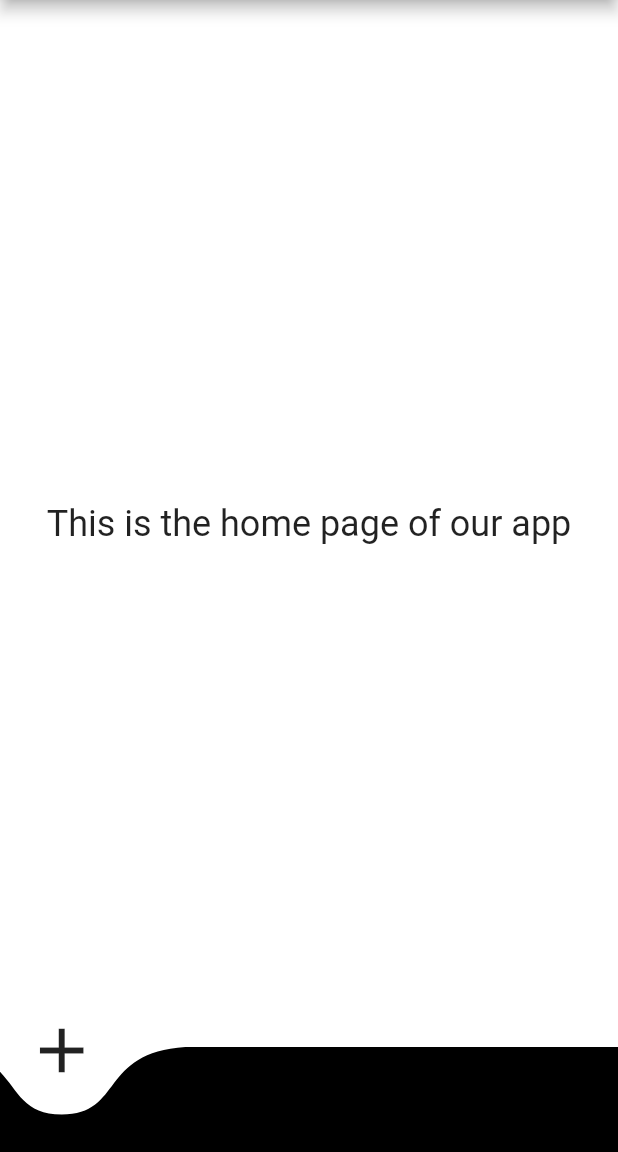
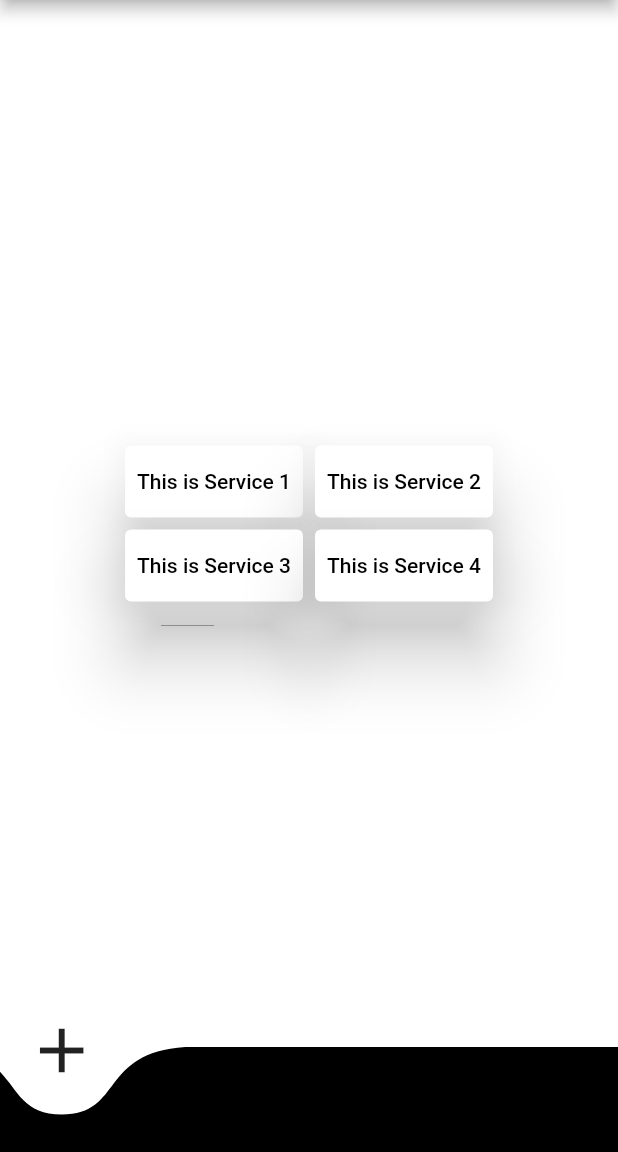
Before and after one commit to vedantpople4/essentialsapp, a Flutter app: the screen it shows after launch, on a phone screen of 412 x 824 dp, the part 84-1236 px from its top. Run offline on Flutter 3.47's test engine with Material 2 defaults, Android fonts, the phone set to English and light mode, and no system bars; drawn by our look-alikes of curved_navigation_bar.

Commit message:
Added 4 Services tab

```diff
--- a/essentialsapp/lib/main.dart
+++ b/essentialsapp/lib/main.dart
@@ -28,10 +28,84 @@ class HomePage extends StatelessWidget{
         title: const Text('The Essential Services App'),
         backgroundColor: Colors.black,
       ),
-      body: const Center(
-        child: Text(
-          'This is the home page of our app',
-          style: TextStyle(fontSize: 24),
+      body: new Center(
+        child: Card(
+          elevation: 0,
+          child: Column(
+            mainAxisAlignment: MainAxisAlignment.center,
+            crossAxisAlignment: CrossAxisAlignment.center,
+            children: <Widget>[
+              Row(
+                mainAxisAlignment: MainAxisAlignment.center,
+                crossAxisAlignment: CrossAxisAlignment.center,
+                children: <Widget>[
+                  Card(
+                    elevation : 20,
+                    child: Column(
+                      children: <Widget>[
+                        TextButton(
+                          onPressed: (){},
+                          child: Text('This is Service 1'),
+                          style: TextButton.styleFrom(
+                            primary: Colors.black
+                          ),
+                        )
+                      ],
+                    ),
+                  ),
+                  Card(
+                    elevation : 20,
+                    child: Column(
+                      children: <Widget>[
+                        TextButton(
+                          onPressed: (){},
+                          child: Text('This is Service 2'),
+                          style: TextButton.styleFrom(
+                              primary: Colors.black
+                          ),
+                        )
+                      ],
+                    ),
+                  ),
+                ],
+              ),
+              Row(
+                mainAxisAlignment: MainAxisAlignment.center,
+                crossAxisAlignment: CrossAxisAlignment.center,
+                children: <Widget>[
+                  Card(
+                    elevation : 20,
+                    child: Column(
+                      children: <Widget>[
+                        TextButton(
+                          onPressed: (){},
+                          child: Text('This is Service 3'),
+                          style: TextButton.styleFrom(
+                              primary: Colors.black
+                          ),
+                        )
+                      ],
+                    ),
+                  ),
+                  Card(
+                    elevation: 20,
+                    child: Column(
+                      children: <Widget>[
+                        TextButton(
+                          onPressed: (){},
+                          child: Text('This is Service 4'),
+                          style: TextButton.styleFrom(
+                              primary: Colors.black
+                          ),
+                        )
+                      ],
+                    ),
+                  ),
+                ],
+              ),
+
+            ],
+          ),
         ),
       ),
       bottomNavigationBar: CurvedNavigationBar(
```
